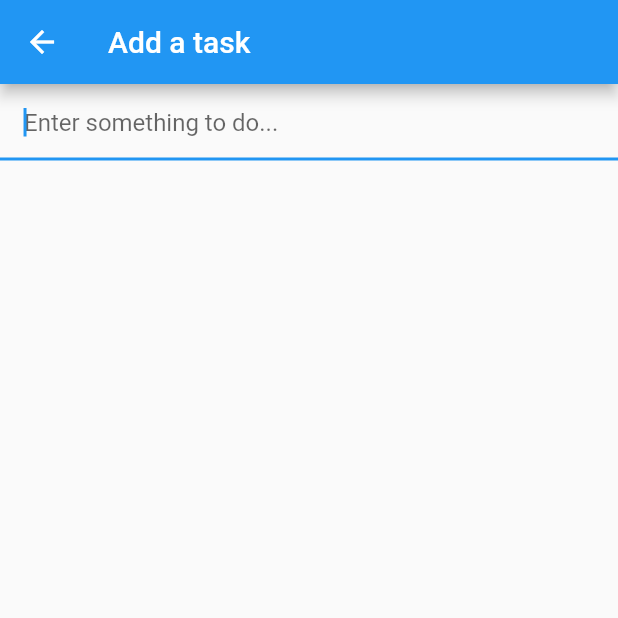
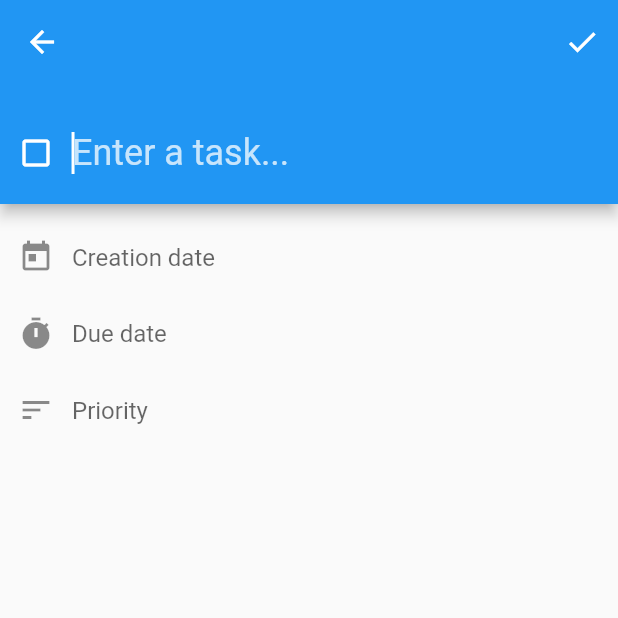
Before and after one commit to bbuhler/Todo2Wish, a Flutter app: the screen it shows after launch, after a tap on the "add" icon, on a phone screen of 412 x 824 dp, the top half of it. Run offline on Flutter 3.47's test engine with Material 2 defaults, Android fonts, the light colour scheme and no system bars; missing offline and left inert: objectdb.

Commit message:
[draft] Create Task View

```diff
--- a/lib/main.dart
+++ b/lib/main.dart
@@ -3,8 +3,8 @@ import 'dart:io';
 import 'package:flutter/material.dart';
 import 'package:objectdb/objectdb.dart';
 import 'package:path_provider/path_provider.dart';
-import 'package:todo2wish/TodoList.dart';
-import 'package:todo2wish/WishList.dart';
+import 'package:todo2wish/views/TodoListView.dart';
+import 'package:todo2wish/views/WishListView.dart';
 
 const APP_TITLE = 'Todo2Wish';
 
@@ -40,11 +40,12 @@ class TodoApp extends StatelessWidget {
               actions: [
                 FlatButton.icon(
                   icon: Icon(Icons.stars, color: Colors.yellow),
-                  label: Text("152",
+                  label: Text("152", // TODO calculate value from account data
                       style: TextStyle(
                         color: Colors.white,
                         fontSize: 20.0,
                       )),
+                  onPressed: () {}, // TODO show account overview
                 ),
               ],
             ),
@@ -58,12 +59,8 @@ class TodoApp extends StatelessWidget {
               color: Theme.of(context).primaryColor,
               child: TabBar(
                 tabs: [
-                  Tab(
-                    text: "Tasks",
-                  ),
-                  Tab(
-                    text: "Wishes",
-                  ),
+                  Tab(text: "Tasks"),
+                  Tab(text: "Wishes"),
                 ],
                 labelColor: Colors.white,
                 labelStyle: TextStyle(fontSize: 18.0),
--- /dev/null
+++ b/lib/views/NewTaskView.dart
@@ -0,0 +1,77 @@
+import 'package:flutter/material.dart';
+
+class NewTaskView extends StatelessWidget {
+  NewTaskView({Key key, this.onCreate}) : super(key: key);
+
+  final Function onCreate;
+  final taskTitleCtrl = TextEditingController();
+
+  @override
+  Widget build(BuildContext context) {
+    Color bottomAppBarColor = Theme.of(context).bottomAppBarColor;
+
+    // TODO use a Form
+    // TODO use floating labels?
+
+    return Scaffold(
+        appBar: AppBar(
+          actions: <Widget>[
+            IconButton(
+              icon: Icon(Icons.check, color: bottomAppBarColor),
+              onPressed: () {
+                onCreate(taskTitleCtrl.text);
+                Navigator.pop(context);
+              },
+            ),
+          ],
+          bottom: PreferredSize(
+            preferredSize: Size.fromHeight(80.0),
+            child: TextField(
+              autofocus: true,
+              cursorColor: bottomAppBarColor,
+              controller: taskTitleCtrl,
+              style: TextStyle(fontSize: 24.0),
+              decoration: InputDecoration(
+                prefixIcon: Icon(Icons.check_box_outline_blank,
+                    color: bottomAppBarColor),
+                contentPadding: const EdgeInsets.all(20.0),
+                hintText: 'Enter a task...',
+                hintStyle: TextStyle(color: bottomAppBarColor.withOpacity(.75)),
+              ),
+            ),
+          ),
+        ),
+        body: Padding(
+          padding: const EdgeInsets.only(top: 10.0),
+          child: Column(children: <Widget>[
+            TextField(
+              // TODO replace with DatePicker
+              decoration: InputDecoration(
+                prefixIcon: Icon(Icons.today),
+                contentPadding: const EdgeInsets.all(16.0),
+                hintText: 'Creation date',
+                border: InputBorder.none,
+              ),
+            ),
+            TextField(
+              // TODO replace with DatePicker
+              decoration: InputDecoration(
+                prefixIcon: Icon(Icons.timer),
+                contentPadding: const EdgeInsets.all(16.0),
+                hintText: 'Due date',
+                border: InputBorder.none,
+              ),
+            ),
+            TextField(
+              // TODO replace with Dropdown
+              decoration: InputDecoration(
+                prefixIcon: Icon(Icons.sort),
+                contentPadding: const EdgeInsets.all(16.0),
+                hintText: 'Priority',
+                border: InputBorder.none,
+              ),
+            ),
+          ]),
+        ));
+  }
+}
--- a/lib/TodoList.dart
+++ b/lib/views/TodoListView.dart
@@ -1,6 +1,7 @@
 import 'package:flutter/material.dart';
 import 'package:objectdb/objectdb.dart';
-import 'package:todo2wish/Tally.dart';
+import 'package:todo2wish/views/NewTaskView.dart';
+import 'package:todo2wish/widgets/Tally.dart';
 
 class TodoList extends StatefulWidget {
   TodoList({Key key, this.todoDB}) : super(key: key);
@@ -77,24 +78,9 @@ class TodoListState extends State<TodoList> {
   void _pushAddTodoScreen() {
     Navigator.of(context).push(
       MaterialPageRoute(
-        builder: (context) {
-          return Scaffold(
-            appBar: AppBar(
-              title: Text('Add a task'),
-            ),
-            body: TextField(
-              autofocus: true,
-              onSubmitted: (val) {
-                _addTodoItem(val);
-                Navigator.pop(context);
-              },
-              decoration: InputDecoration(
-                hintText: 'Enter something to do...',
-                contentPadding: const EdgeInsets.all(16.0),
-              ),
-            ),
-          );
-        },
+        builder: NewTaskView(
+          onCreate: _addTodoItem,
+        ).build,
       ),
     );
   }
```
Also changed, not shown: lib/views/NewWishView.dart (added, +31 -0 lines), lib/views/WishListView.dart (renamed from lib/WishList.dart, +4 -18 lines), lib/widgets/Tally.dart (renamed from lib/Tally.dart).
